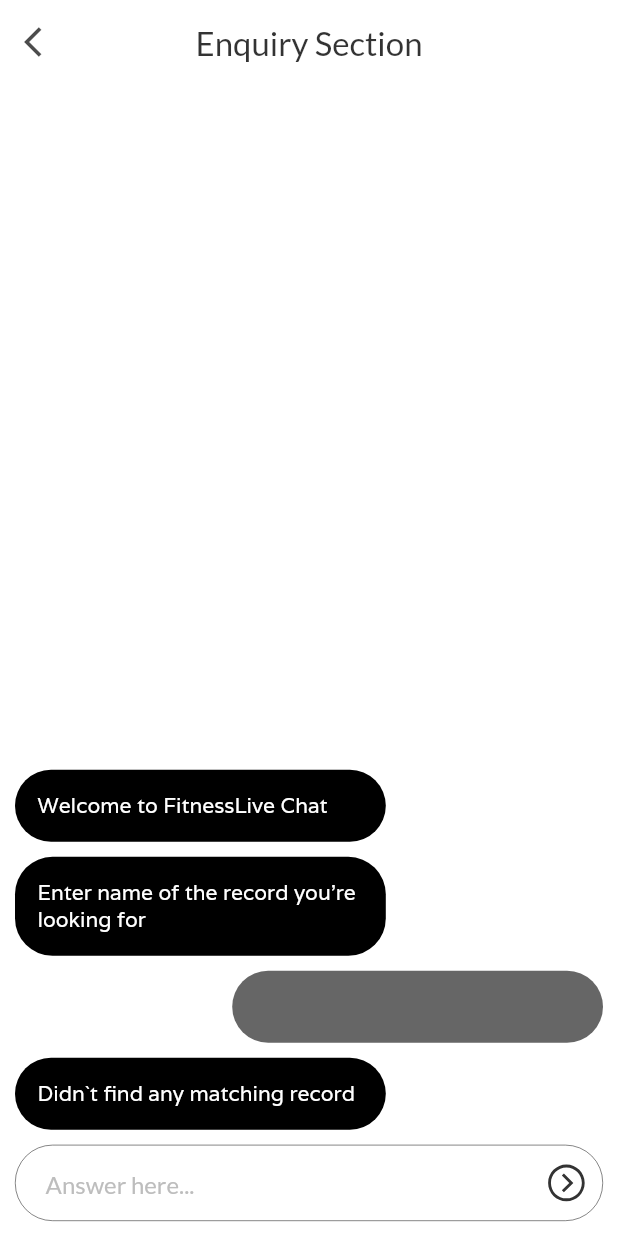
After one commit to amlannandy/FitnessLive, a Flutter app: the EnquiryScreen screen opened by its route, after a tap on an icon or button, on a phone screen of 412 x 824 dp. The commit adds this screen. Run offline on Flutter 3.47's test engine with Material 2 defaults, Android fonts, the phone set to English and light mode, and no system bars; our stand-ins replace cloud_firestore, firebase_auth, firebase_storage, image_picker, line_icons, shared_preferences and 2 more; missing offline and left inert: fit_kit; accounts and stored records are empty.

Commit message:
completed enquiry screen

```diff
--- a/mobile-app/lib/main.dart
+++ b/mobile-app/lib/main.dart
@@ -6,6 +6,7 @@
 import './screens/HomeScreen.dart';
 import './screens/LoginScreen.dart';
 import './screens/ProfileScreen.dart';
+import './screens/EnquiryScreen.dart';
 import './screens/UserInfoScreen.dart';
 import './screens/GoogleFitScreen.dart';
 import './screens/MedicalHistroyScreen.dart';
@@ -48,6 +49,7 @@
           '/init': (ctx) => InitScreen(),
           '/home': (ctx) => HomeScreen(),
           '/login': (ctx) => LoginScreen(),
+          '/enquiry': (ctx) => EnquiryScreen(),
           '/profile': (ctx) => ProfileScreen(),
           '/userinfo': (ctx) => UserInfoScreen(),
           '/googlefit': (ctx) => GoogleFitScreen(),
--- a/mobile-app/lib/models/HealthRecord.dart
+++ b/mobile-app/lib/models/HealthRecord.dart
@@ -8,6 +8,7 @@
   final Timestamp dateIssued;
   final Timestamp dateUploaded;
   final String imageUrl;
+  final String userId;
 
   HealthRecord({
     @required this.id,
@@ -16,6 +17,7 @@
     @required this.dateIssued,
     @required this.dateUploaded,
     @required this.imageUrl,
+    @required this.userId,
   });
 
   factory HealthRecord.fromFirestore(DocumentSnapshot snapshot) {
@@ -28,6 +30,7 @@
       dateIssued: data['dateIssued'] ?? null,
       dateUploaded: data['dateUploaded'] ?? null,
       imageUrl: data['imageUrl'] ?? null,
+      userId: data['userId'] ?? null,
     );
     return healthRecord;
   }
--- /dev/null
+++ b/mobile-app/lib/models/Message.dart
@@ -0,0 +1,17 @@
+import 'package:flutter/material.dart';
+
+import './HealthRecord.dart';
+
+class Message {
+  final bool isTextType;
+  final String message;
+  final bool fromBot;
+  final HealthRecord record;
+
+  Message({
+    this.isTextType = true,
+    @required this.message,
+    this.fromBot = true,
+    this.record,
+  });
+}
--- /dev/null
+++ b/mobile-app/lib/screens/EnquiryScreen.dart
@@ -0,0 +1,62 @@
+import 'package:fitness_live/services/HealthRecordProvider.dart';
+import 'package:flutter/material.dart';
+import 'package:provider/provider.dart';
+import 'package:firebase_auth/firebase_auth.dart';
+
+import '../models/Message.dart';
+import '../widgets/AnswerField.dart';
+import '../widgets/MessagesList.dart';
+import '../widgets/CustomAppBar.dart';
+import '../widgets/CustomListShimmer.dart';
+
+class EnquiryScreen extends StatefulWidget {
+  @override
+  _EnquiryScreenState createState() => _EnquiryScreenState();
+}
+
+class _EnquiryScreenState extends State<EnquiryScreen> {
+  final _answerController = TextEditingController();
+
+  List<Message> _messages = [
+    Message(message: 'Welcome to FitnessLive Chat'),
+    Message(message: 'Enter name of the record you\'re looking for'),
+  ];
+
+  void _onSend(String userId) async {
+    String text = _answerController.text;
+    setState(() {
+      _messages.add(Message(
+        message: text,
+        fromBot: false,
+      ));
+      _answerController.clear();
+    });
+    List<Message> results = await HealthRecordProvider.executeQuery(
+      text,
+      userId,
+    );
+    setState(() => _messages.addAll(results));
+  }
+
+  @override
+  Widget build(BuildContext context) {
+    final user = Provider.of<FirebaseUser>(context);
+
+    return Scaffold(
+      appBar: CustomAppBar('Enquiry Section'),
+      backgroundColor: Colors.white,
+      body: user == null
+          ? customListShimmer(10)
+          : Column(
+              children: [
+                MessagesList(_messages),
+                answerField(
+                  context: context,
+                  controller: _answerController,
+                  onSend: () => _onSend(user.uid),
+                ),
+              ],
+            ),
+    );
+  }
+}
--- a/mobile-app/lib/services/HealthRecordProvider.dart
+++ b/mobile-app/lib/services/HealthRecordProvider.dart
@@ -5,6 +5,8 @@
 import 'package:cloud_firestore/cloud_firestore.dart';
 
 import '../models/User.dart';
+import '../models/Message.dart';
+import '../models/HealthRecord.dart';
 import '../services/UtilityService.dart';
 import '../services/UserInfoProvider.dart';
 import '../services/UserDatabaseService.dart';
@@ -81,4 +83,23 @@
   static String getFormattedDate(Timestamp timestamp) {
     return DateFormat('dd-MM-yyyy').format(timestamp.toDate()).toString();
   }
+
+  static Future<List<Message>> executeQuery(String text, String userId) async {
+    final res = await _db
+        .collection('healthRecords')
+        .where('userId', isEqualTo: userId)
+        .where('title', isEqualTo: text)
+        .getDocuments();
+    final docs = res.documents;
+    if (docs.isEmpty) {
+      return [Message(message: 'Didn`t find any matching record')];
+    } else {
+      List<Message> queries = [];
+      docs.forEach((doc) {
+        final record = HealthRecord.fromFirestore(doc);
+        queries.add(Message(message: record.title, record: record));
+      });
+      return queries;
+    }
+  }
 }
--- /dev/null
+++ b/mobile-app/lib/widgets/AnswerField.dart
@@ -0,0 +1,62 @@
+import 'package:flutter/material.dart';
+import 'package:line_icons/line_icons.dart';
+
+Widget answerField({
+  BuildContext context,
+  TextEditingController controller,
+  Function onSend,
+}) {
+  return Container(
+    margin: EdgeInsets.all(10.0),
+    decoration: BoxDecoration(
+      border: Border.all(color: Colors.black.withOpacity(0.8), width: 0.4),
+      borderRadius: BorderRadius.circular(25),
+    ),
+    child: Row(
+      crossAxisAlignment: CrossAxisAlignment.center,
+      children: <Widget>[
+        Expanded(
+          child: ConstrainedBox(
+            constraints: new BoxConstraints(
+              minHeight: 50,
+              maxHeight: 100,
+            ),
+            child: SingleChildScrollView(
+              scrollDirection: Axis.vertical,
+              reverse: true,
+              child: TextField(
+                cursorColor: Colors.grey,
+                controller: controller,
+                onSubmitted: (message) {
+                  onSend();
+                },
+                keyboardType: TextInputType.multiline,
+                maxLines: null,
+                decoration: InputDecoration(
+                  contentPadding: EdgeInsets.symmetric(
+                    vertical: 10.0,
+                    horizontal: 20.0,
+                  ),
+                  hintText: 'Answer here...',
+                  border: InputBorder.none,
+                  hintStyle: TextStyle(
+                    color: Colors.grey[400],
+                    fontFamily: 'Lato',
+                  ),
+                ),
+              ),
+            ),
+          ),
+        ),
+        IconButton(
+          onPressed: onSend,
+          icon: Icon(
+            LineIcons.chevron_circle_right,
+            color: Colors.black.withOpacity(0.8),
+            size: 30,
+          ),
+        ),
+      ],
+    ),
+  );
+}
--- a/mobile-app/lib/widgets/CustomDrawer.dart
+++ b/mobile-app/lib/widgets/CustomDrawer.dart
@@ -21,7 +21,7 @@
             LineIcons.history,
             'Medical History',
             'View your health records',
-            () => Navigator.of(context).pushNamed('/medicalhistory'),
+            () => Navigator.of(context).pushNamed('/enquiry'),
           ),
           customListTile(
             LineIcons.comment_o,
--- /dev/null
+++ b/mobile-app/lib/widgets/MessageBubble.dart
@@ -0,0 +1,69 @@
+import 'package:fitness_live/screens/RecordDetailsScreen.dart';
+import 'package:flutter/material.dart';
+
+import '../models/Message.dart';
+
+Widget queryBubble(BuildContext context, Message message) {
+  return Container(
+    margin: EdgeInsets.only(
+      top: 10,
+      left: !message.fromBot ? 0 : 10,
+      right: !message.fromBot ? 10 : 0,
+    ),
+    width: MediaQuery.of(context).size.width,
+    alignment: !message.fromBot ? Alignment.centerRight : Alignment.centerLeft,
+    child: Container(
+      padding: const EdgeInsets.all(15),
+      decoration: BoxDecoration(
+        color: !message.fromBot
+            ? Theme.of(context).primaryColor.withOpacity(0.6)
+            : Theme.of(context).accentColor,
+        borderRadius: BorderRadius.circular(25),
+      ),
+      width: MediaQuery.of(context).size.width * 0.6,
+      child: Column(
+        crossAxisAlignment: CrossAxisAlignment.start,
+        children: [
+          message.record == null
+              ? Container()
+              : Text(
+                  'We found a matching record',
+                  style: TextStyle(
+                    fontFamily: 'Varela',
+                    fontSize: 11,
+                    color: Colors.white.withOpacity(0.7),
+                  ),
+                ),
+          message.record == null ? Container() : SizedBox(height: 2.5),
+          Text(
+            message.message,
+            style: TextStyle(
+              fontFamily: 'Varela',
+              fontSize: 14,
+              color: Colors.white,
+            ),
+          ),
+          message.record == null ? Container() : SizedBox(height: 5),
+          message.record == null
+              ? Container()
+              : OutlineButton.icon(
+                  icon: Icon(
+                    Icons.note,
+                  ),
+                  borderSide: BorderSide(
+                    color: Colors.white,
+                    width: 1,
+                  ),
+                  textColor: Colors.white,
+                  label: Text('View'),
+                  onPressed: () => Navigator.of(context).push(
+                    MaterialPageRoute(
+                      builder: (ctx) => RecordDetailsScreen(message.record),
+                    ),
+                  ),
+                ),
+        ],
+      ),
+    ),
+  );
+}
--- /dev/null
+++ b/mobile-app/lib/widgets/MessagesList.dart
@@ -0,0 +1,23 @@
+import 'package:flutter/material.dart';
+
+import '../models/Message.dart';
+import './MessageBubble.dart';
+
+class MessagesList extends StatelessWidget {
+  final List<Message> messages;
+
+  MessagesList(this.messages);
+
+  @override
+  Widget build(BuildContext context) {
+    final finalQueries = [...messages.reversed];
+
+    return Expanded(
+      child: ListView.builder(
+        reverse: true,
+        itemBuilder: (ctx, index) => queryBubble(context, finalQueries[index]),
+        itemCount: finalQueries.length,
+      ),
+    );
+  }
+}
```
